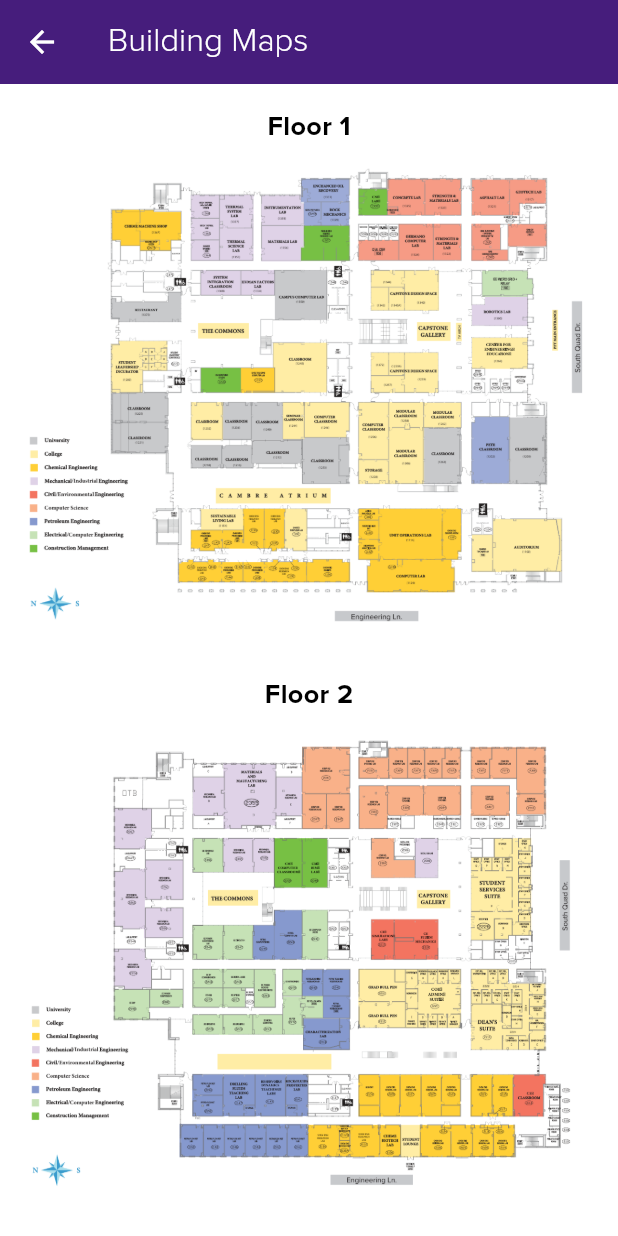
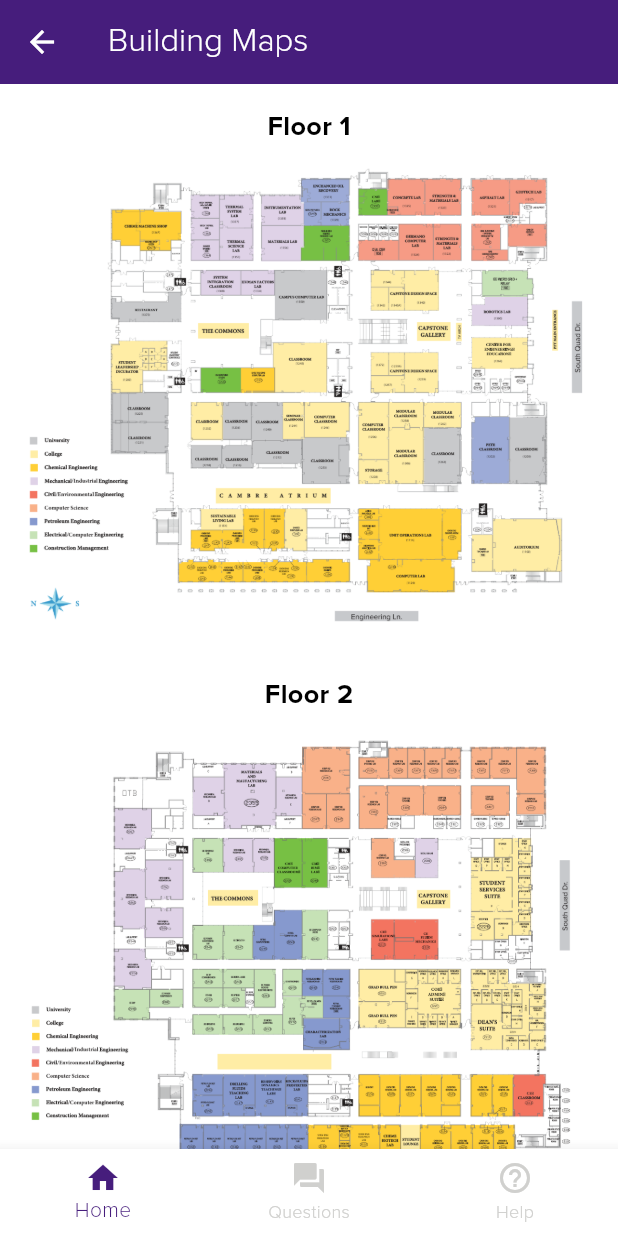
Before and after one commit to csc-4330/scavenger-hunt-4330, a Flutter app: the MapGallery screen opened directly, on a phone screen of 412 x 824 dp. Run offline on Flutter 3.47's test engine with Material 3 defaults, Android fonts, the phone set to English and light mode, and no system bars.

Commit message:
Added Nav Bar to Map page

```diff
--- a/scavenger_hunt_4330/lib/map_gallery.dart
+++ b/scavenger_hunt_4330/lib/map_gallery.dart
@@ -1,8 +1,22 @@
-import 'package:flutter/foundation.dart';
 import 'package:flutter/material.dart';
+import 'package:scavenger_hunt_4330/widgets/lsu_bottom_nav_bar.dart'; // Update path as needed
 
 class MapGallery extends StatelessWidget {
   const MapGallery({super.key});
+
+  void _onTabSelected(BuildContext context, int index) {
+    switch (index) {
+      case 0:
+        Navigator.pushReplacementNamed(context, '/home');
+        break;
+      case 1:
+        Navigator.pushReplacementNamed(context, '/questions');
+        break;
+      case 2:
+        Navigator.pushReplacementNamed(context, '/help');
+        break;
+    }
+  }
 
   @override
   Widget build(BuildContext context) {
@@ -43,6 +57,10 @@ class MapGallery extends StatelessWidget {
           );
         },
       ),
+      bottomNavigationBar: LSUBottomNavBar(
+        currentIndex: 0, // Assuming this is the "Home" tab
+        onTap: (index) => _onTabSelected(context, index),
+      ),
     );
   }
 }
@@ -69,15 +87,12 @@ class _DoubleTapZoomImageState extends State<_DoubleTapZoomImage> {
     if (position == null) return;
 
     if (!_zoomed) {
-      // Zoom in about the tap position.
-      // Formula: translate(P) * scale(zoom) * translate(-P) where P is the tap position.
       _controller.value = Matrix4.identity()
         ..translate(position.dx, position.dy)
         ..scale(2.0)
         ..translate(-position.dx, -position.dy);
       _zoomed = true;
     } else {
-      // Reset to identity (no zoom).
       _controller.value = Matrix4.identity();
       _zoomed = false;
     }
@@ -91,7 +106,7 @@ class _DoubleTapZoomImageState extends State<_DoubleTapZoomImage> {
       child: InteractiveViewer(
         transformationController: _controller,
         panEnabled: true,
-        scaleEnabled: false, // disable pinch-to-zoom
+        scaleEnabled: false,
         child: Image.asset(widget.imagePath),
       ),
     );
--- /dev/null
+++ b/scavenger_hunt_4330/lib/widgets/base_scaffold.dart
@@ -0,0 +1,28 @@
+import 'package:flutter/material.dart';
+import 'package:scavenger_hunt_4330/lsu_colors.dart'; // Update with actual path to LSUColors
+
+class LSUBottomNavBar extends StatelessWidget {
+  final int currentIndex;
+  final Function(int) onTap;
+
+  const LSUBottomNavBar({
+    Key? key,
+    required this.currentIndex,
+    required this.onTap,
+  }) : super(key: key);
+
+  @override
+  Widget build(BuildContext context) {
+    return BottomNavigationBar(
+      currentIndex: currentIndex,
+      selectedItemColor: LSUColors.purple,
+      unselectedItemColor: LSUColors.lightGray,
+      onTap: onTap,
+      items: const [
+        BottomNavigationBarItem(icon: Icon(Icons.home), label: 'Home'),
+        BottomNavigationBarItem(icon: Icon(Icons.question_answer), label: 'Questions'),
+        BottomNavigationBarItem(icon: Icon(Icons.help_outline), label: 'Help'),
+      ],
+    );
+  }
+}
--- /dev/null
+++ b/scavenger_hunt_4330/lib/widgets/lsu_bottom_nav_bar.dart
@@ -0,0 +1,28 @@
+import 'package:flutter/material.dart';
+import 'package:scavenger_hunt_4330/lsu_colors.dart'; // Update with actual path to LSUColors
+
+class LSUBottomNavBar extends StatelessWidget {
+  final int currentIndex;
+  final Function(int) onTap;
+
+  const LSUBottomNavBar({
+    Key? key,
+    required this.currentIndex,
+    required this.onTap,
+  }) : super(key: key);
+
+  @override
+  Widget build(BuildContext context) {
+    return BottomNavigationBar(
+      currentIndex: currentIndex,
+      selectedItemColor: LSUColors.purple,
+      unselectedItemColor: LSUColors.lightGray,
+      onTap: onTap,
+      items: const [
+        BottomNavigationBarItem(icon: Icon(Icons.home), label: 'Home'),
+        BottomNavigationBarItem(icon: Icon(Icons.question_answer), label: 'Questions'),
+        BottomNavigationBarItem(icon: Icon(Icons.help_outline), label: 'Help'),
+      ],
+    );
+  }
+}
```
